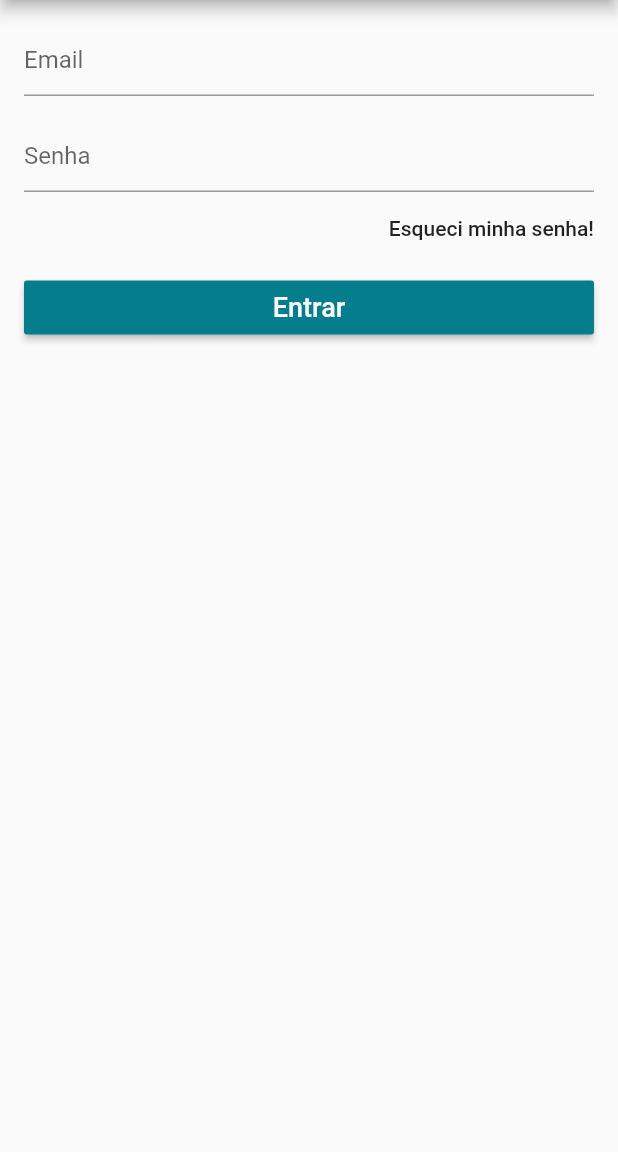
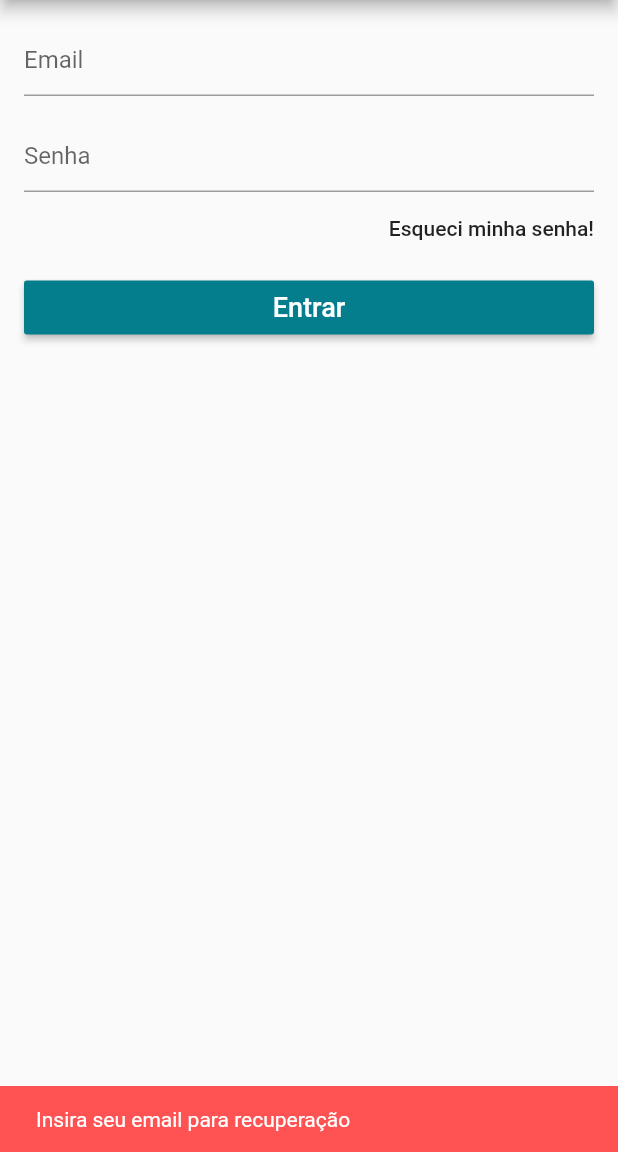
Before and after one commit to YuriLuis/loja_virtual_flutter, a Flutter app: the LoginScreen screen opened directly, after a tap on "Esqueci minha senha!", on a phone screen of 412 x 824 dp, the part 84-1236 px from its top. Run offline on Flutter 3.47's test engine with Material 2 defaults, Android fonts, the phone set to English and light mode, and no system bars; our stand-ins replace carousel_pro, cloud_firestore, firebase_auth, transparent_image; accounts and stored records are empty.

Commit message:
Aula 158 Recuperando a Senha

```diff
--- a/lib/models/user_model.dart
+++ b/lib/models/user_model.dart
@@ -67,7 +67,9 @@ class UserModel extends Model {
         });
   }
 
-  void recoverPass() {}
+  void recoverPass(String email) {
+    _auth.sendPasswordResetEmail(email: email);
+  }
 
   // ignore: missing_return
   bool isLoggedIn() {
--- a/lib/screens/login_screen.dart
+++ b/lib/screens/login_screen.dart
@@ -83,7 +83,22 @@ class _LoginScreenState extends State<LoginScreen> {
                         textAlign: TextAlign.right,
                       ),
                       padding: EdgeInsets.zero,
-                      onPressed: () {},
+                      onPressed: () {
+                        if(_emailController.text.isEmpty){
+                          _scaffoldKey.currentState.showSnackBar(SnackBar(
+                            content: Text('Insira seu email para recuperação'),
+                            backgroundColor: Colors.redAccent,
+                            duration: Duration(seconds: 2),
+                          ));
+                        }else {
+                          model.recoverPass(_emailController.text);
+                          _scaffoldKey.currentState.showSnackBar(SnackBar(
+                            content: Text('Confira seu email'),
+                            backgroundColor: Theme.of(context).primaryColor,
+                            duration: Duration(seconds: 2),
+                          ));
+                        }
+                      },
                     ),
                   ),
                   SizedBox(
```
